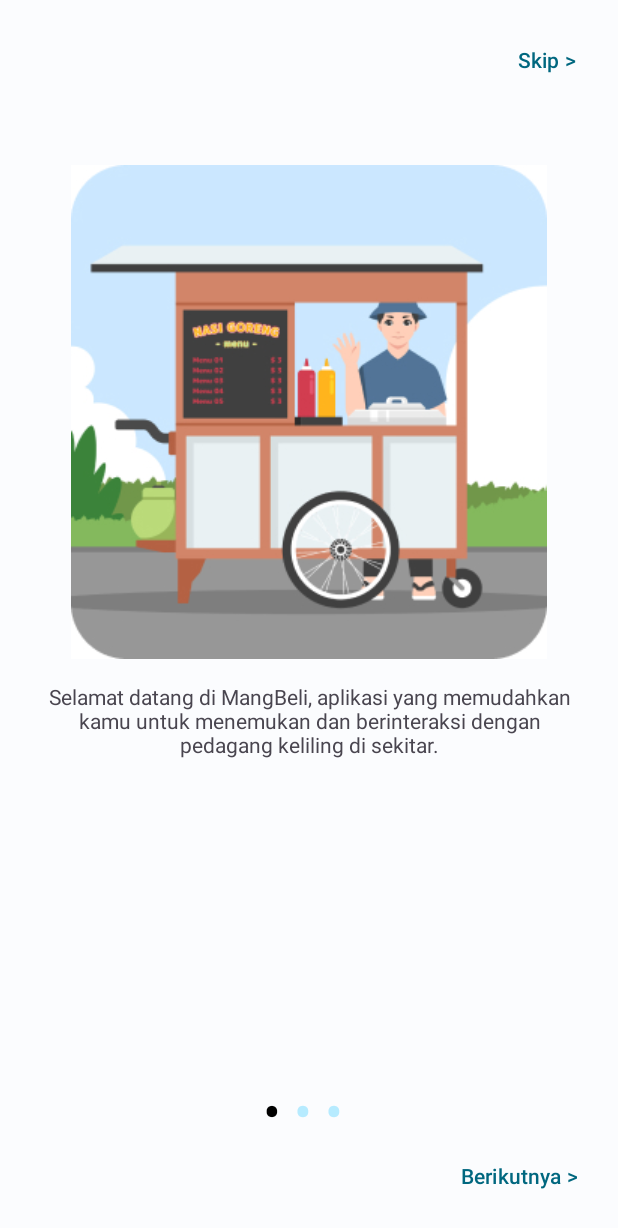
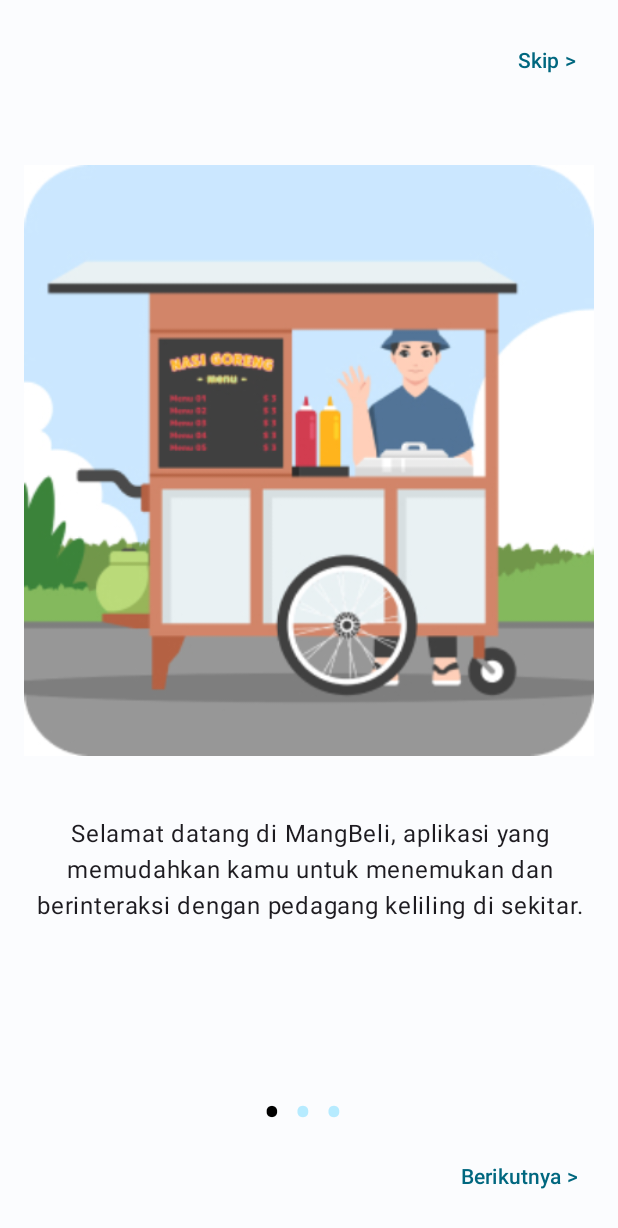
Before and after one commit to Bangkit-Capstone-CH2-PS124-Team/mangbeli, an Android app: the MainActivity screen opened directly, with no data from a screen before it, on a phone screen of 412 x 824 dp. Shown: the top 1228 px of the screen. Run offline under Robolectric (Android 15) with nearby library versions, the phone set to English and light mode, and no system bars.

Commit message:
fix the space

```diff
--- a/app/src/main/res/layout/slide_layout.xml
+++ b/app/src/main/res/layout/slide_layout.xml
@@ -1,15 +1,19 @@
 <?xml version="1.0" encoding="utf-8"?>
 <LinearLayout xmlns:android="http://schemas.android.com/apk/res/android"
+    xmlns:tools="http://schemas.android.com/tools"
     android:layout_width="match_parent"
     android:layout_height="match_parent"
     xmlns:app="http://schemas.android.com/apk/res-auto"
     android:orientation="vertical"
-    app:flow_horizontalAlign="center">
+    app:flow_horizontalAlign="center"
+    tools:ignore="UseCompoundDrawables">
 
     <ImageView
         android:id="@+id/imageView"
         android:layout_width="match_parent"
         android:layout_height="wrap_content"
+        android:adjustViewBounds="true"
+        android:paddingHorizontal="16dp"
         android:contentDescription="@string/onboarding_screen_image"
         android:layout_marginTop="10dp"
         app:srcCompat="@drawable/onboarding1" />
@@ -18,11 +22,10 @@
         android:id="@+id/description"
         android:layout_width="match_parent"
         android:layout_height="wrap_content"
-        android:layout_marginHorizontal="30dp"
-        android:layout_marginTop="15dp"
+        android:layout_marginHorizontal="16dp"
+        android:layout_marginTop="40dp"
+        android:textAppearance="@style/TextAppearance.Material3.BodyLarge"
         android:text="@string/description1"
         android:textAlignment="center" />
 
-
-
 </LinearLayout>
```
Also changed, not shown: app/src/main/res/layout/activity_menu.xml (+10 -7 lines).
